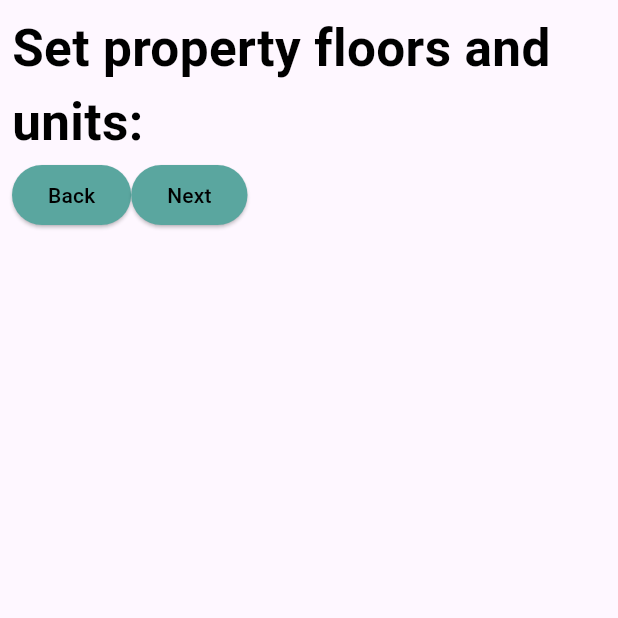
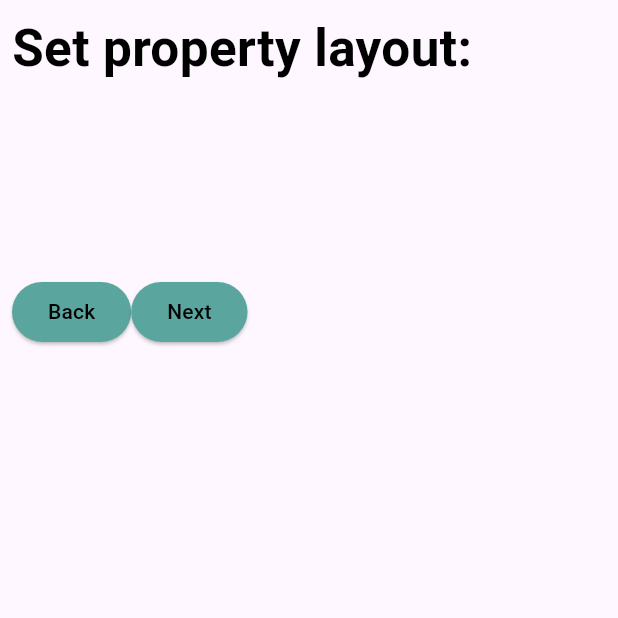
Before and after one commit to Ngambiann/Fealtyy, a Flutter app: the PropertyUnits screen opened directly, on a phone screen of 412 x 824 dp, the top half of it. Run offline on Flutter 3.47's test engine with Material 3 defaults, Android fonts, the phone set to English and light mode, and no system bars; our stand-ins replace flutter_screenutil, phosphor_flutter.

Commit message:
property units

```diff
--- a/lib/pages/setuppages/property_units.dart
+++ b/lib/pages/setuppages/property_units.dart
@@ -3,6 +3,7 @@ import 'package:fealty_app/components/texts/setuptexts.dart';
 import 'package:fealty_app/pages/setuppages/payment_tracking.dart';
 import 'package:fealty_app/pages/setuppages/property_setup.dart';
 import 'package:flutter/material.dart';
+import 'package:flutter_screenutil/flutter_screenutil.dart';
 
 class PropertyUnits extends StatefulWidget {
   const PropertyUnits({super.key});
@@ -21,7 +22,10 @@ class _PropertyUnitsState extends State<PropertyUnits> {
           crossAxisAlignment: CrossAxisAlignment.start,
           children: [
             //Header text
-            SetupHeaders(textcontent: "Set property floors and units:"),
+            SetupHeaders(textcontent: "Set property layout:"),
+            SizedBox(height: 55.h),
+
+            SizedBox(height: 75.h),
             Row(
               children: [
                 Previousbutton(
```
Also changed, not shown: lib/components/textfields/setuptextfields.dart (+19 -0 lines).
